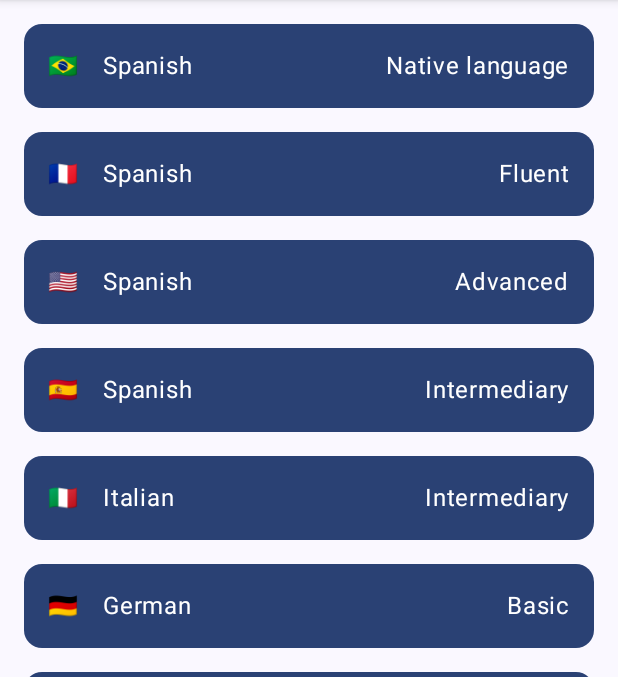
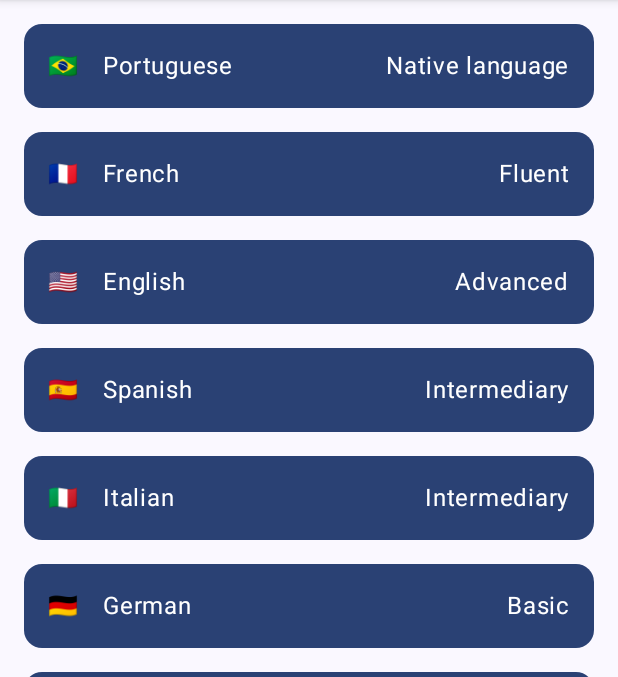
Before and after one commit to dgomesdev/My-CV, an Android app built with Jetpack Compose: the Foreign_languages screen opened through its navigation route, on a phone screen of 412 x 824 dp, the part 84-761 px from its top. Run offline under Robolectric (Android 15) with nearby library versions, the phone set to English and light mode, and no system bars.

```diff
--- a/app/src/main/java/com/dgomesdev/mycv/MainActivity.kt
+++ b/app/src/main/java/com/dgomesdev/mycv/MainActivity.kt
@@ -25,7 +25,7 @@ class MainActivity : AppCompatActivity() {
                     modifier = Modifier.fillMaxSize(),
                     color = MaterialTheme.colorScheme.background
                 ) {
-                    CVApp(this::openWebPage, applicationContext, this::changeLanguage)
+                    CVApp(this::openWebPage, this, this::changeLanguage)
                 }
             }
         }
--- a/app/src/main/java/com/dgomesdev/mycv/ui/features/ForeignLanguages.kt
+++ b/app/src/main/java/com/dgomesdev/mycv/ui/features/ForeignLanguages.kt
@@ -69,19 +69,19 @@ sealed class Language(val flag: String, val language: String, val level: String)
 
     class English(context: Context) : Language(
         "\uD83C\uDDFA\uD83C\uDDF8",
-        context.getString(R.string.spanish),
+        context.getString(R.string.english),
         context.getString(R.string.advanced)
     )
 
     class French(context: Context) : Language(
         "\uD83C\uDDEB\uD83C\uDDF7",
-        context.getString(R.string.spanish),
+        context.getString(R.string.french),
         context.getString(R.string.fluent)
     )
 
     class Portuguese(context: Context) : Language(
         "\uD83C\uDDE7\uD83C\uDDF7",
-        context.getString(R.string.spanish),
+        context.getString(R.string.portuguese),
         context.getString(R.string.native_language)
     )
 
--- a/app/src/main/res/values/strings.xml
+++ b/app/src/main/res/values/strings.xml
@@ -13,9 +13,6 @@
     <string name="education">Education</string>
     <string name="foreign_languages">Foreign languages</string>
     <string name="other">Other</string>
-    <string name="english">English</string>
-    <string name="french">French</string>
-    <string name="portuguese">Portuguese</string>
     <string name="contact">Contact</string>
     <string name="language_options">Language options</string>
     <string name="cv_sections">CV sections</string>
@@ -41,6 +38,9 @@
     <string name="law_and_political_science">Law and Political Science</string>
     <string name="technical_degree">Technical degree integrated to High School</string>
     <string name="informatics">Informatics</string>
+    <string name="english">English</string>
+    <string name="french">French</string>
+    <string name="portuguese">Portuguese</string>
     <string name="spanish">Spanish</string>
     <string name="italian">Italian</string>
     <string name="german">German</string>
```
Also changed, not shown: app/src/main/java/com/dgomesdev/mycv/ui/features/Scaffold.kt (+23 -6 lines), 2 other files.
